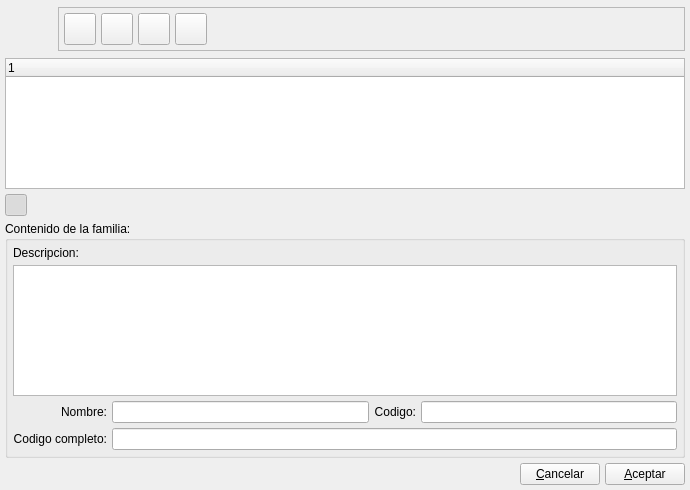
Old version of the form bulmages/bulmafact/src/familiasbase.ui in the repository eboladev/Bulmages-1.
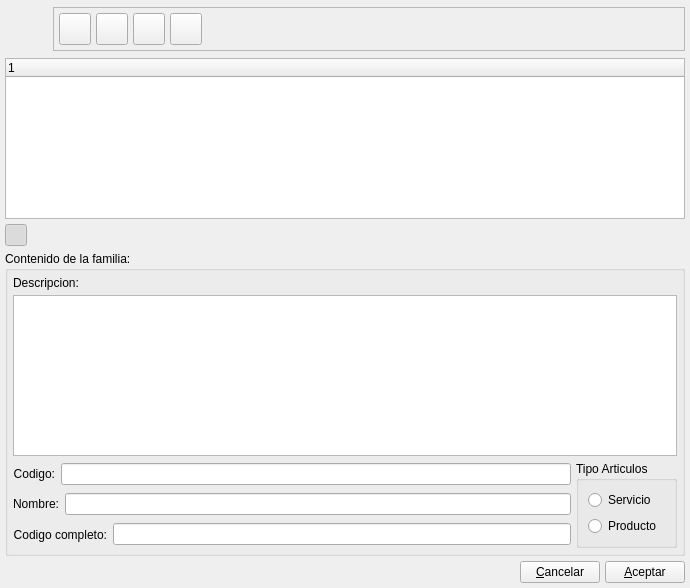
New version of the form. Icons and pictures are not drawn.

Commit message: Agrego los campos de pesoundarticulo y volumenundarticulo a la tabla de articulos y a la ficha. Modifico las familias para que se pueda indicar si los articulos que contiene son servicios o producto. Este cambio es debido a la necesidad posterior, al contabilizar, de destinar cada uno de los servicios a compras de material o a la facturacion de servicios profesionales.

```diff
--- a/bulmages/bulmafact/src/familiasbase.ui
+++ b/bulmages/bulmafact/src/familiasbase.ui
@@ -7,7 +7,7 @@
     <x>0</x>
     <y>0</y>
     <width>690</width>
-    <height>490</height>
+    <height>588</height>
    </rect>
   </property>
   <property name="windowTitle" >
@@ -29,7 +29,7 @@
       <number>0</number>
      </property>
      <property name="spacing" >
-      <number>5</number>
+      <number>0</number>
      </property>
      <item>
       <widget class="QLabel" name="label_2" >
@@ -317,10 +317,117 @@
       <property name="spacing" >
        <number>5</number>
       </property>
-      <item row="1" column="0" colspan="4" >
+      <item row="3" column="0" >
+       <layout class="QHBoxLayout" >
+        <property name="margin" >
+         <number>0</number>
+        </property>
+        <property name="spacing" >
+         <number>6</number>
+        </property>
+        <item>
+         <widget class="QLabel" name="textLabel1" >
+          <property name="text" >
+           <string>Nombre:</string>
+          </property>
+          <property name="alignment" >
+           <set>Qt::AlignRight|Qt::AlignTrailing|Qt::AlignVCenter</set>
+          </property>
+          <property name="buddy" >
+           <cstring>m_nomFamilia</cstring>
+          </property>
+         </widget>
+        </item>
+        <item>
+         <widget class="QLineEdit" name="m_nomFamilia" />
+        </item>
+       </layout>
+      </item>
+      <item row="4" column="0" >
+       <layout class="QHBoxLayout" >
+        <property name="margin" >
+         <number>0</number>
+        </property>
+        <property name="spacing" >
+         <number>6</number>
+        </property>
+        <item>
+         <widget class="QLabel" name="label" >
+          <property name="text" >
+           <string>Codigo completo:</string>
+          </property>
+          <property name="alignment" >
+           <set>Qt::AlignRight|Qt::AlignTrailing|Qt::AlignVCenter</set>
+          </property>
+          <property name="buddy" >
+           <cstring>m_codCompletoFamilia</cstring>
+          </property>
+         </widget>
+        </item>
+        <item>
+         <widget class="QLineEdit" name="m_codCompletoFamilia" />
+        </item>
+       </layout>
+      </item>
+      <item row="2" column="0" >
+       <layout class="QHBoxLayout" >
+        <property name="margin" >
+         <number>0</number>
+        </property>
+        <property name="spacing" >
+         <number>6</number>
+        </property>
+        <item>
+         <widget class="QLabel" name="label" >
+          <property name="text" >
+           <string>Codigo:</string>
+          </property>
+          <property name="alignment" >
+           <set>Qt::AlignRight|Qt::AlignTrailing|Qt::AlignVCenter</set>
+          </property>
+          <property name="buddy" >
+           <cstring>m_codFamilia</cstring>
+          </property>
+         </widget>
+        </item>
+        <item>
+         <widget class="QLineEdit" name="m_codFamilia" />
+        </item>
+       </layout>
+      </item>
+      <item rowspan="3" row="2" column="1" >
+       <widget class="QGroupBox" name="groupBox" >
+        <property name="title" >
+         <string>Tipo Articulos</string>
+        </property>
+        <layout class="QVBoxLayout" >
+         <property name="margin" >
+          <number>9</number>
+         </property>
+         <property name="spacing" >
+          <number>6</number>
+         </property>
+         <item>
+          <widget class="QRadioButton" name="mui_serviciofamilia" >
+           <property name="text" >
+            <string>Servicio</string>
+           </property>
+          </widget>
+         </item>
+         <item>
+          <widget class="QRadioButton" name="mui_productofamilia" >
+           <property name="text" >
+            <string>Producto</string>
+           </property>
+          </widget>
+         </item>
+        </layout>
+       </widget>
+      </item>
+      <item row="1" column="0" colspan="2" >
        <widget class="QTextEdit" name="m_descFamilia" />
       </item>
-      <item row="0" column="0" colspan="4" >
+      <item row="0" column="0" colspan="2" >
        <widget class="QLabel" name="label" >
         <property name="sizePolicy" >
          <sizepolicy>
@@ -335,45 +442,6 @@
         </property>
        </widget>
       </item>
-      <item row="2" column="2" >
-       <widget class="QLabel" name="label" >
-        <property name="text" >
-         <string>Codigo:</string>
-        </property>
-        <property name="alignment" >
-         <set>Qt::AlignRight|Qt::AlignTrailing|Qt::AlignVCenter</set>
-        </property>
-       </widget>
-      </item>
-      <item row="2" column="3" >
-       <widget class="QLineEdit" name="m_codFamilia" />
-      </item>
-      <item row="2" column="1" >
-       <widget class="QLineEdit" name="m_nomFamilia" />
-      </item>
-      <item row="3" column="0" >
-       <widget class="QLabel" name="label" >
-        <property name="text" >
-         <string>Codigo completo:</string>
-        </property>
-        <property name="alignment" >
-         <set>Qt::AlignRight|Qt::AlignTrailing|Qt::AlignVCenter</set>
-        </property>
-       </widget>
-      </item>
-      <item row="3" column="1" colspan="3" >
-       <widget class="QLineEdit" name="m_codCompletoFamilia" />
-      </item>
-      <item row="2" column="0" >
-       <widget class="QLabel" name="textLabel1" >
-        <property name="text" >
-         <string>Nombre:</string>
-        </property>
-        <property name="alignment" >
-         <set>Qt::AlignRight|Qt::AlignTrailing|Qt::AlignVCenter</set>
-        </property>
-       </widget>
-      </item>
      </layout>
     </widget>
    </item>
```
The commit also changes 8 other files.
